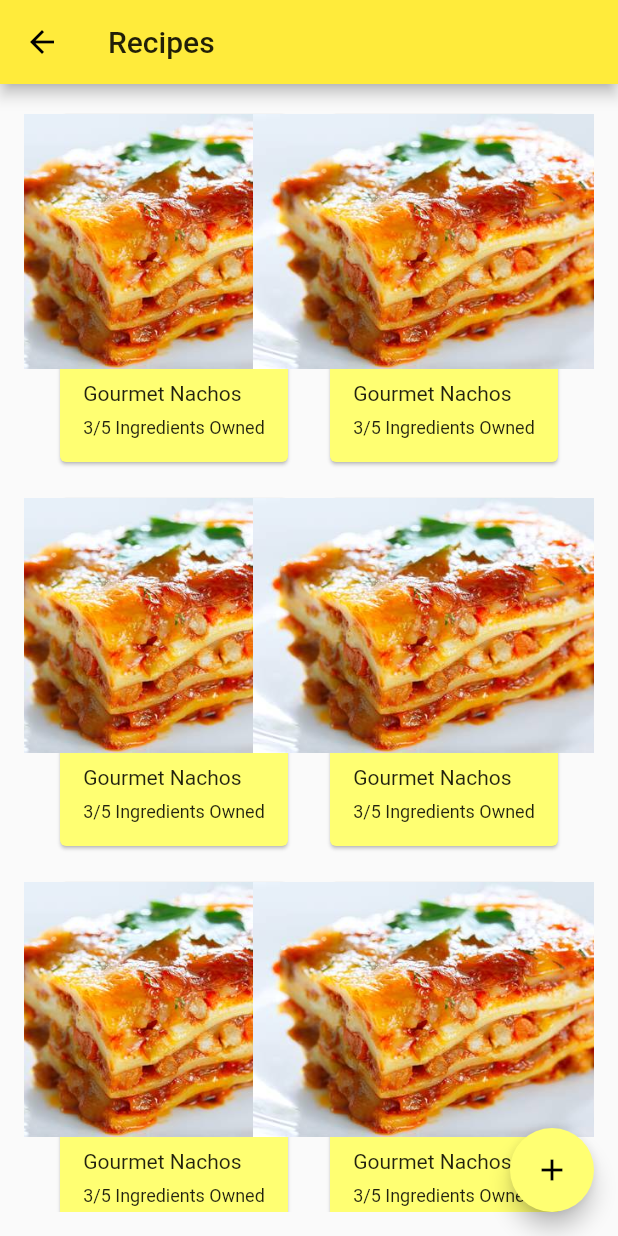
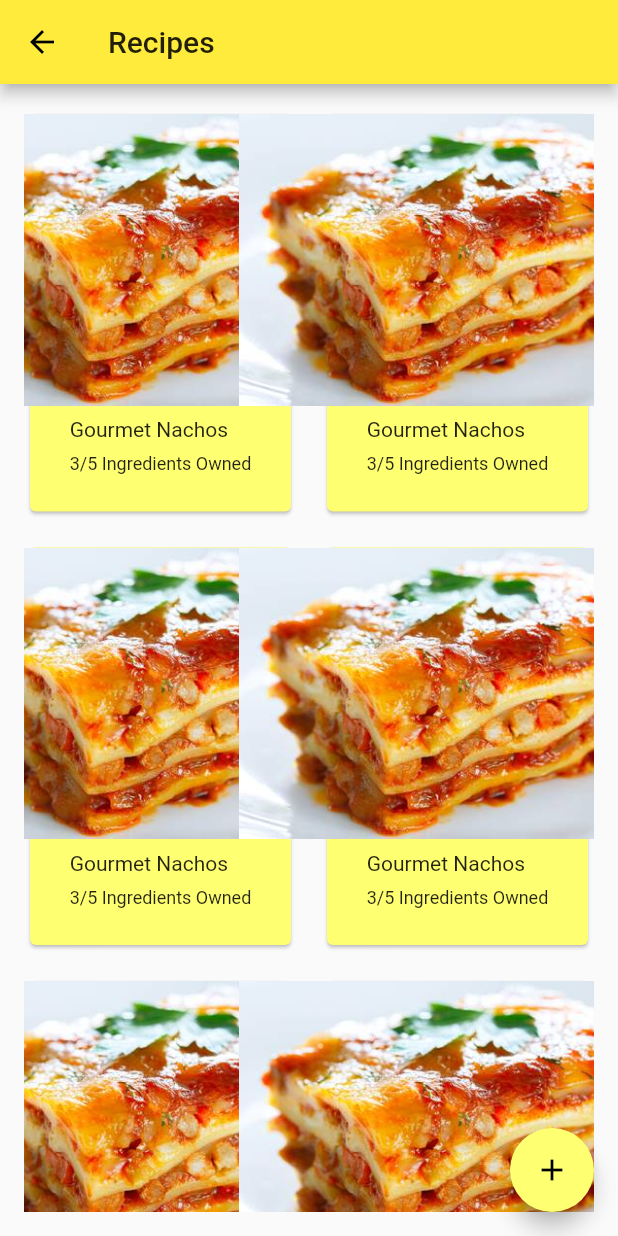
Before and after one commit to samfry13/ingredient_saver, a Flutter app: the RecipesPage screen opened directly, on a phone screen of 412 x 824 dp. Run offline on Flutter 3.47's test engine with Material 2 defaults, Android fonts, the phone set to English and light mode, and no system bars.

Commit message:
Added Category and Ingredients Details Pages, changed Recipes Page to use GridView and slivers in ingredients Details View.

```diff
--- a/lib/RecipesPage.dart
+++ b/lib/RecipesPage.dart
@@ -11,29 +11,13 @@ class RecipesPage extends StatefulWidget {
 
 class _RecipesPageState extends State<RecipesPage> {
 
-  @override
-  Widget build(BuildContext context) {
-    // This method is rerun every time setState is called, for instance as done
-    // by the _incrementCounter method above.
-    //
-    // The Flutter framework has been optimized to make rerunning build methods
-    // fast, so that you can just rebuild anything that needs updating rather
-    // than having to individually change instances of widgets.
-    return Scaffold(
-      appBar: AppBar(
-        // Here we take the value from the MyHomePage object that was created by
-        // the App.build method, and use it to set our appbar title.
-        title: Text(widget.title),
-      ),
-      body: Padding(
-        padding: const EdgeInsets.all(16.0),
-        child: ListView.builder(itemCount: 8, itemBuilder: (BuildContext context, int index) {
-          return Padding(
-            padding: const EdgeInsets.fromLTRB(0, 0, 0, 16),
-            child: Row(
-              mainAxisAlignment: MainAxisAlignment.spaceEvenly,
-              children: <Widget>[
-                Container(
+  createRecipeCards (int d){
+
+    var recipes = <Widget>[];
+    var list = new List<int>.generate(d, (i) =>i + 1 );
+
+    list.forEach((i) {
+      return recipes.add(new Container(
         height: 240,
         width: 160,
         child: Card(
@@ -66,45 +50,34 @@ class _RecipesPageState extends State<RecipesPage> {
             ),
           ),
         ),
+      ),);
+    });
+    return recipes;
+  }
+
+  @override
+  Widget build(BuildContext context) {
+    // This method is rerun every time setState is called, for instance as done
+    // by the _incrementCounter method above.
+    //
+    // The Flutter framework has been optimized to make rerunning build methods
+    // fast, so that you can just rebuild anything that needs updating rather
+    // than having to individually change instances of widgets.
+    return Scaffold(
+      appBar: AppBar(
+        // Here we take the value from the MyHomePage object that was created by
+        // the App.build method, and use it to set our appbar title.
+        title: Text(widget.title),
       ),
-                Container(
-                  height: 240,
-                  width: 160,
-                  child: Card(
-                    color: Theme.of(context).accentColor,
-                    child: InkWell(
-                      onTap: () {},
-                      child: Column(
-                        children: <Widget>[
-                          Expanded(
-                            flex: 11,
-                            child: FittedBox(fit: BoxFit.cover, child: Image.asset("assets/recipe.jpg")),
-                          ),
-                          Expanded(
-                            flex: 4,
-                            child: Padding(
-                              padding: EdgeInsets.fromLTRB(8, 8, 8, 0),
-                              child: Column(
-                                crossAxisAlignment: CrossAxisAlignment.start,
-                                children: <Widget>[
-                                  Padding(
-                                    padding: EdgeInsets.fromLTRB(0, 0, 0, 8),
-                                    child: Text("Gourmet Nachos", style: TextStyle(fontSize: 14)),
-                                  ),
-                                  Text("3/5 Ingredients Owned", style: TextStyle(fontSize: 12))
-                                ],
-                              ),
-                            ),
+      body: Padding(
+        padding: const EdgeInsets.all(16.0),
+        child: GridView.count(
+          crossAxisCount: 2,
+          crossAxisSpacing: 16,
+          mainAxisSpacing: 16,
+          childAspectRatio: (160 / 240),
+          children: createRecipeCards(16),
         )
-                        ],
-                      ),
-                    ),
-                  ),
-                ),
-              ],
-            ),
-          );
-        }),
       ),
       floatingActionButton: FloatingActionButton(
         onPressed: () {},
```
Also changed, not shown: lib/CategoryPage.dart (added, +40 -0 lines), lib/IngredientsDetailsPage.dart (added, +118 -0 lines), lib/IngredientsPage.dart (+69 -13 lines). Lines whose indentation alone changed are shown as unchanged.
